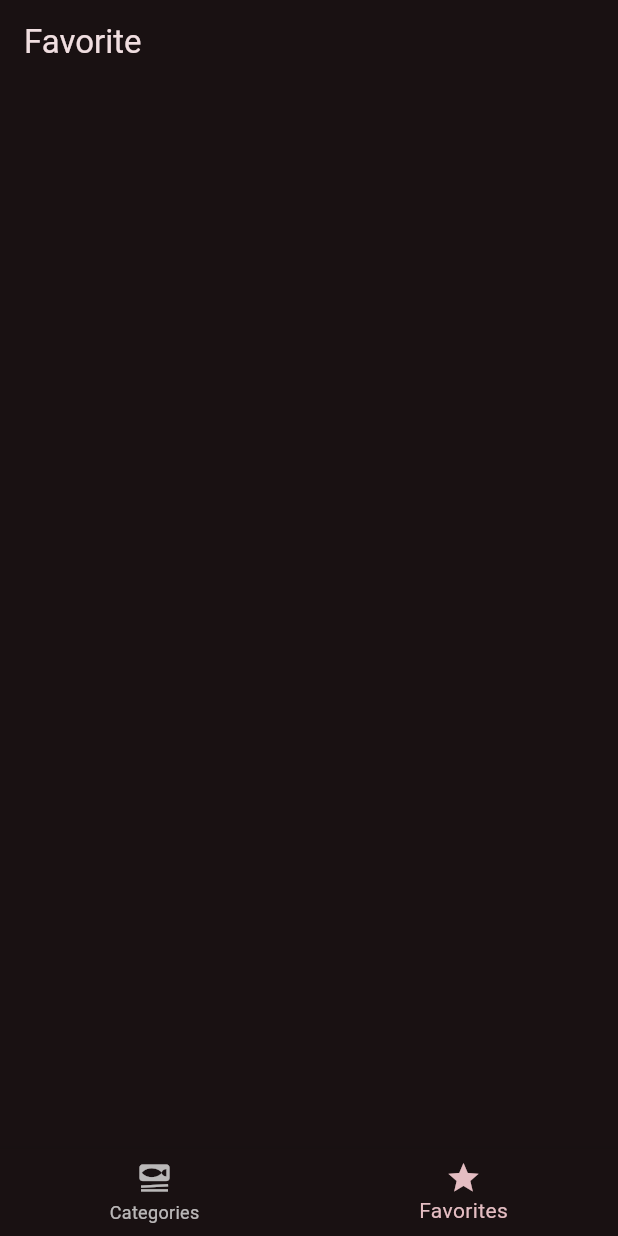
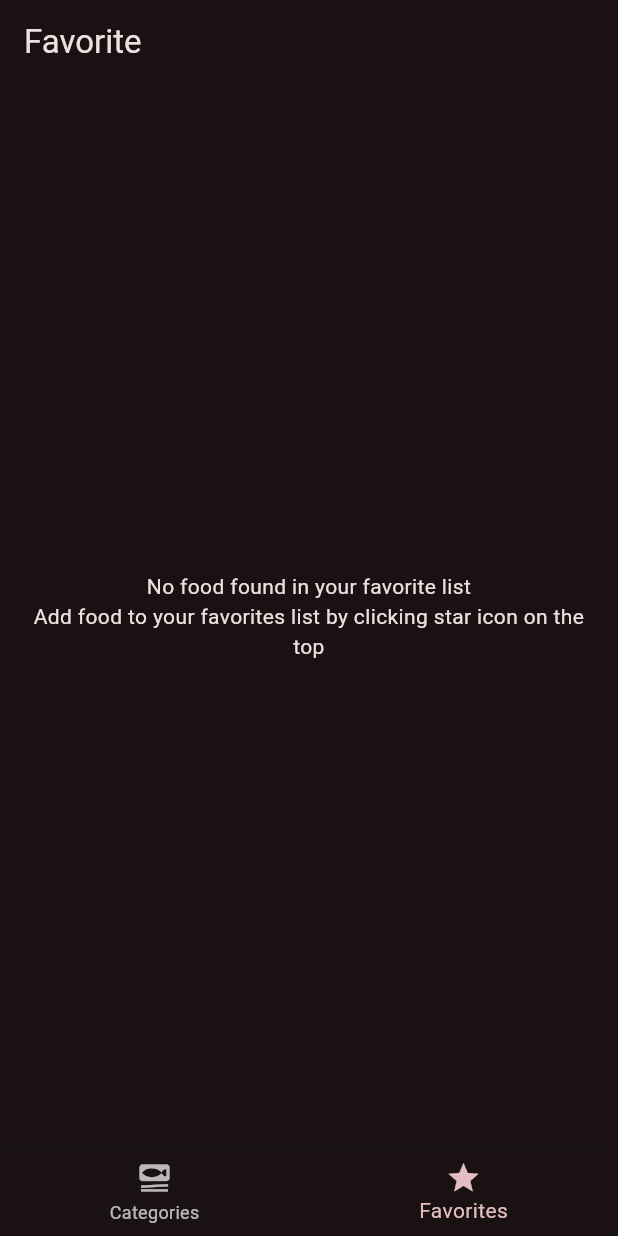
Before and after one commit to Abdulkader-Safi/Meal-App, a Flutter app: the screen it shows after launch, item 2 of the bottom bar chosen, on a phone screen of 412 x 824 dp. Run offline on Flutter 3.47's test engine with Material 2 defaults, Android fonts, the phone set to English and light mode, and no system bars; our stand-ins replace transparent_image.

```diff
--- a/lib/screens/tabs_screen.dart
+++ b/lib/screens/tabs_screen.dart
@@ -47,10 +47,24 @@ class _TabsScreenState extends State<TabsScreen> {
     var activePageTitle = 'Pick your category';
 
     if (_selectedPageIndex == 1) {
-      activePage = MealsScreen(
-        meals: _favoriteMeal,
-        onToggleFavorite: _toggleMealFavoriteStatus,
-      );
+      if (_favoriteMeal.isEmpty) {
+        activePage = const Scaffold(
+          body: Padding(
+            padding: EdgeInsets.all(15.0),
+            child: Center(
+              child: Text(
+                "No food found in your favorite list \nAdd food to your favorites list by clicking star icon on the top",
+                textAlign: TextAlign.center,
+              ),
+            ),
+          ),
+        );
+      } else {
+        activePage = MealsScreen(
+          meals: _favoriteMeal,
+          onToggleFavorite: _toggleMealFavoriteStatus,
+        );
+      }
       activePageTitle = "Favorite";
     }
 
```
